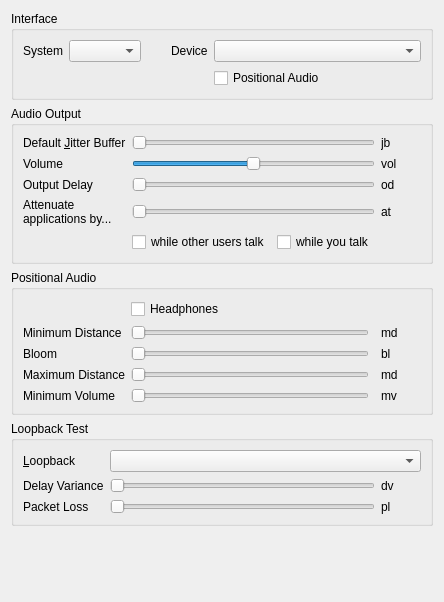
First picture: the form in src/mumble/AudioOutput.ui, repository mumble-voip/mumble, before the edit.
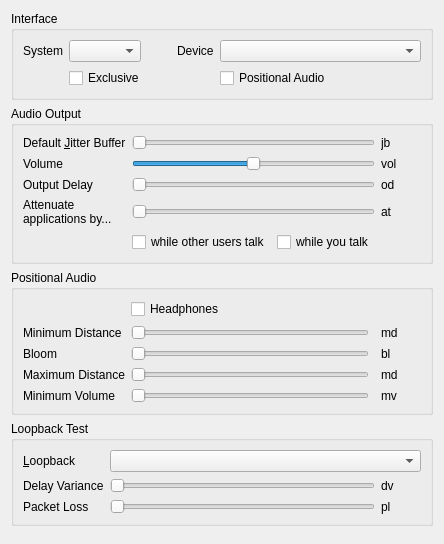
Second picture: the form after the edit.

Commit message: Experimental WASAPI exclusive input mode

Diff of the .ui file:
```diff
--- a/src/mumble/AudioOutput.ui
+++ b/src/mumble/AudioOutput.ui
@@ -7,7 +7,7 @@
     <x>0</x>
     <y>0</y>
     <width>435</width>
-    <height>602</height>
+    <height>544</height>
    </rect>
   </property>
   <property name="windowTitle">
@@ -19,7 +19,7 @@
      <property name="title">
       <string>Interface</string>
      </property>
-     <layout class="QGridLayout">
+     <layout class="QGridLayout" name="gridLayout_3">
       <item row="0" column="0">
        <widget class="QLabel" name="qliSystem">
         <property name="text">
@@ -94,6 +94,19 @@
         </property>
        </widget>
       </item>
+      <item row="1" column="1" colspan="2">
+       <widget class="QCheckBox" name="qcbExclusive">
+        <property name="toolTip">
+         <string>Exclusive mode, not recommended.</string>
+        </property>
+        <property name="whatsThis">
+         <string>&lt;b&gt;This opens the device in exclusive mode.&lt;/b&gt;&lt;br /&gt;No other application will be able to use the device.</string>
+        </property>
+        <property name="text">
+         <string>Exclusive</string>
+        </property>
+       </widget>
+      </item>
       <item row="1" column="4">
        <widget class="QCheckBox" name="qcbPositional">
         <property name="text">
```
The commit also changes 9 other files.
